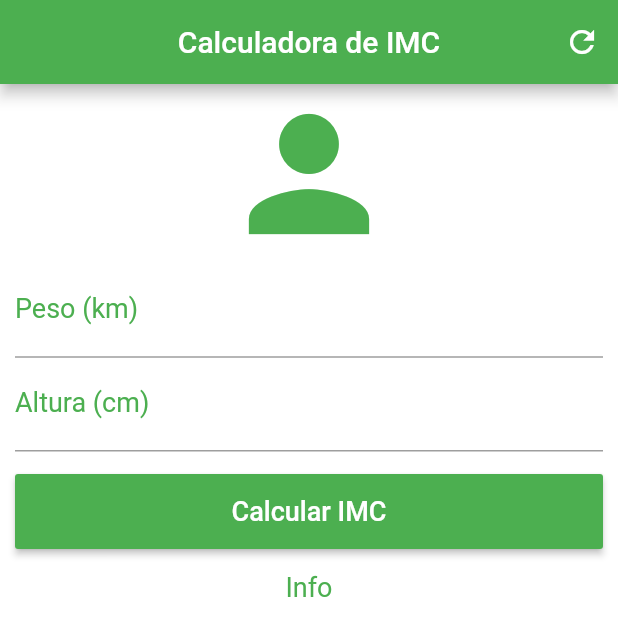
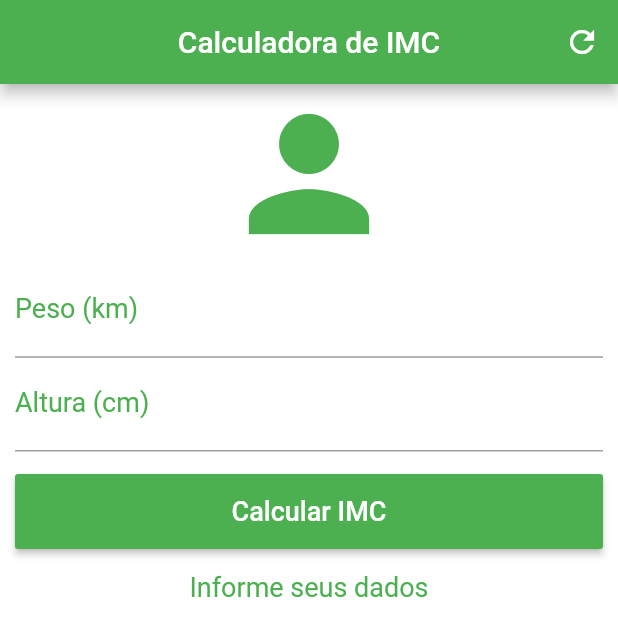
Before and after one commit to jeftarmascarenhas/imcAppFlutter, a Flutter app: the screen it shows after launch, after a tap on "Calcular IMC", on a phone screen of 412 x 824 dp. Shown: the top 636 px of the screen. Run offline on Flutter 3.47's test engine with Material 2 defaults, Android fonts, the phone set to English and light mode, and no system bars.

```diff
--- a/lib/main.dart
+++ b/lib/main.dart
@@ -12,6 +12,47 @@ class Home extends StatefulWidget {
 }
 
 class _HomeState extends State<Home> {
+  TextEditingController weightController = TextEditingController();
+  TextEditingController heightController = TextEditingController();
+
+  String _infoText = "Informe seus dados";
+
+  void _resetField() {
+    setState(() {
+      weightController.text = "";
+      heightController.text = "";
+
+      _infoText = "Informe seus dados";
+    });
+  }
+
+  // double doubleParser(String value) => double.parser(value);
+
+  void _calcImc() {
+    setState(() {
+      double weight = double.parse(weightController.text);
+      double height = double.parse(heightController.text) / 100;
+
+      double imc = weight / (height * height);
+
+      print(imc);
+
+      if (imc < 18.6) {
+        _infoText = "Abaixo do peso ${imc.toStringAsPrecision(4)}";
+      } else if (imc >= 18.6 && imc < 24.9) {
+        _infoText = "Peso peso ideal ${imc.toStringAsPrecision(4)}";
+      } else if (imc >= 24.9 && imc < 29.9) {
+        _infoText = "Peso acima do peso ${imc.toStringAsPrecision(4)}";
+      } else if (imc >= 29.9 && imc < 34.9) {
+        _infoText = "Obesidade Grau I ${imc.toStringAsPrecision(4)}";
+      } else if (imc >= 34.9 && imc < 39.9) {
+        _infoText = "Obesidade Grau II ${imc.toStringAsPrecision(4)}";
+      } else if (imc >= 40) {
+        _infoText = "Obesidade Grau III ${imc.toStringAsPrecision(4)}";
+      }
+    });
+  }
+
   @override
   Widget build(BuildContext context) {
     return Scaffold(
@@ -20,7 +61,7 @@ class _HomeState extends State<Home> {
           centerTitle: true,
           backgroundColor: Colors.green,
           actions: <Widget>[
-            IconButton(icon: Icon(Icons.refresh), onPressed: () {})
+            IconButton(icon: Icon(Icons.refresh), onPressed: _resetField)
           ],
         ),
         backgroundColor: Colors.white,
@@ -41,6 +82,7 @@ class _HomeState extends State<Home> {
                   labelStyle: TextStyle(color: Colors.green),
                 ),
                 style: TextStyle(color: Colors.green, fontSize: 18.0),
+                controller: weightController,
               ),
               TextField(
                 keyboardType: TextInputType.number,
@@ -49,6 +91,7 @@ class _HomeState extends State<Home> {
                   labelStyle: TextStyle(color: Colors.green),
                 ),
                 style: TextStyle(color: Colors.green, fontSize: 18.0),
+                controller: heightController,
               ),
               Padding(
                 padding: EdgeInsets.only(top: 15.0, bottom: 15.0),
@@ -59,13 +102,13 @@ class _HomeState extends State<Home> {
                       "Calcular IMC",
                       style: TextStyle(color: Colors.white, fontSize: 18.0),
                     ),
-                    onPressed: () {},
+                    onPressed: _calcImc,
                     color: Colors.green,
                   ),
                 ),
               ),
               Text(
-                "Info",
+                _infoText,
                 textAlign: TextAlign.center,
                 style: TextStyle(color: Colors.green, fontSize: 18.0),
               )
```
